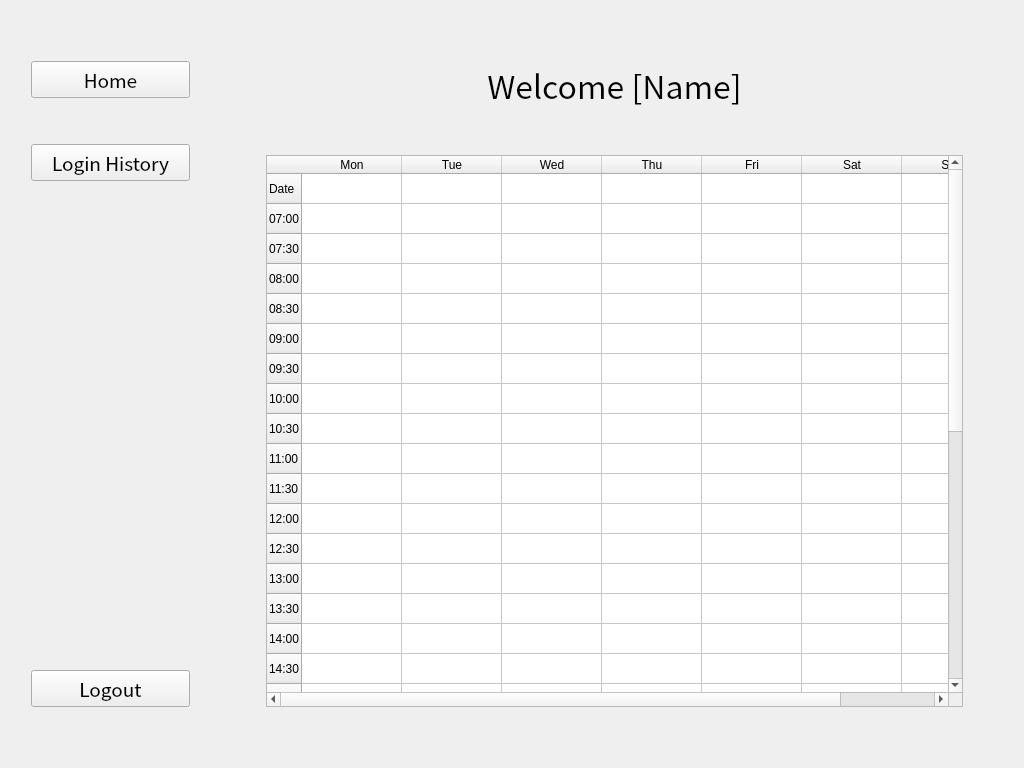
This is ui_files/Timetable.ui in raphaeleg/COMP3278_G12 as Qt 5 draws it before an edit. The edited form follows.
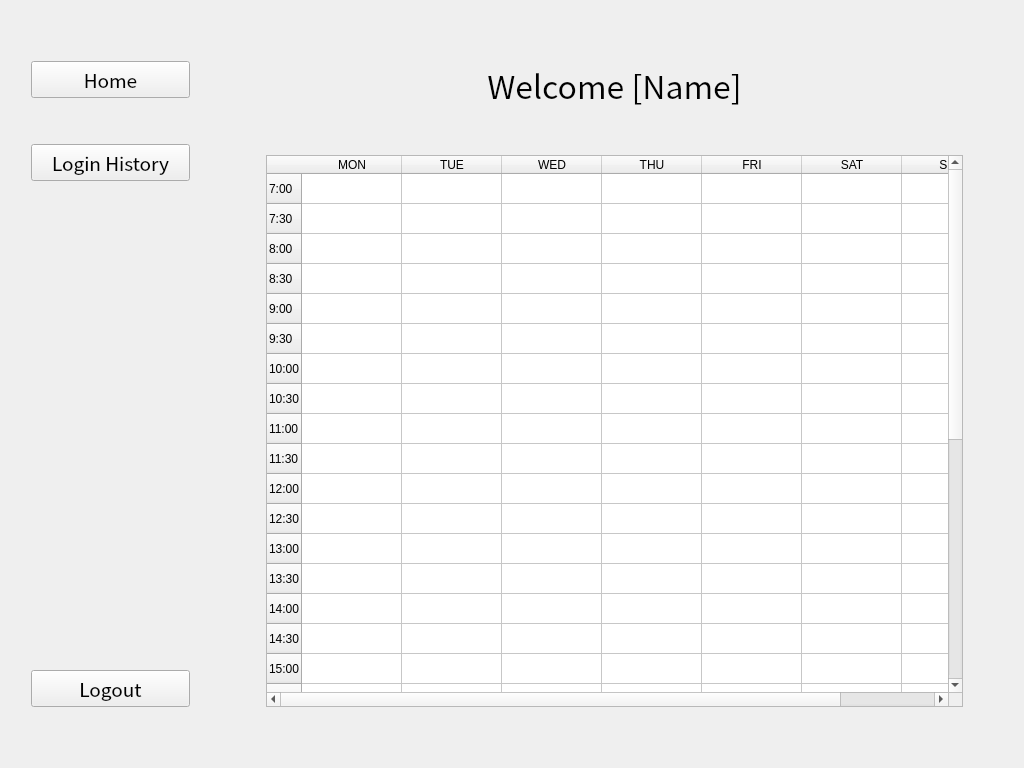
This is the edited form.

Commit message: Change week days to upper case

```diff
--- a/ui_files/Timetable.ui
+++ b/ui_files/Timetable.ui
@@ -158,37 +158,32 @@
       <widget class="QTableWidget" name="timetable_table">
        <row>
         <property name="text">
-         <string>Date</string>
+         <string>7:00</string>
         </property>
        </row>
        <row>
         <property name="text">
-         <string>07:00</string>
+         <string>7:30</string>
         </property>
        </row>
        <row>
         <property name="text">
-         <string>07:30</string>
+         <string>8:00</string>
         </property>
        </row>
        <row>
         <property name="text">
-         <string>08:00</string>
+         <string>8:30</string>
         </property>
        </row>
        <row>
         <property name="text">
-         <string>08:30</string>
+         <string>9:00</string>
         </property>
        </row>
        <row>
         <property name="text">
-         <string>09:00</string>
-        </property>
-       </row>
-       <row>
-        <property name="text">
-         <string>09:30</string>
+         <string>9:30</string>
         </property>
        </row>
        <row>
@@ -323,37 +318,37 @@
        </row>
        <column>
         <property name="text">
-         <string>Mon</string>
+         <string>MON</string>
         </property>
        </column>
        <column>
         <property name="text">
-         <string>Tue</string>
+         <string>TUE</string>
         </property>
        </column>
        <column>
         <property name="text">
-         <string>Wed</string>
+         <string>WED</string>
         </property>
        </column>
        <column>
         <property name="text">
-         <string>Thu</string>
+         <string>THU</string>
         </property>
        </column>
        <column>
         <property name="text">
-         <string>Fri</string>
+         <string>FRI</string>
         </property>
        </column>
        <column>
         <property name="text">
-         <string>Sat</string>
+         <string>SAT</string>
         </property>
        </column>
        <column>
         <property name="text">
-         <string>Sun</string>
+         <string>SUN</string>
         </property>
        </column>
       </widget>
```
